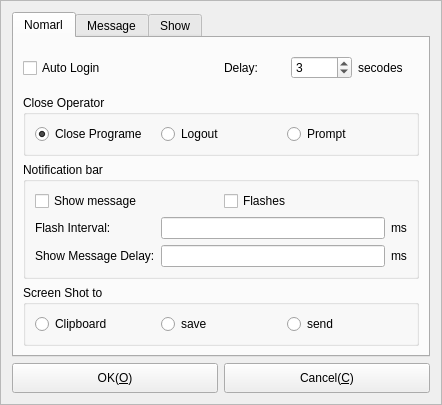
This is Widgets/FrmOptions/FrmOptions.ui in KangLin/RabbitIm as Qt 5 draws it before an edit. The edited form follows.
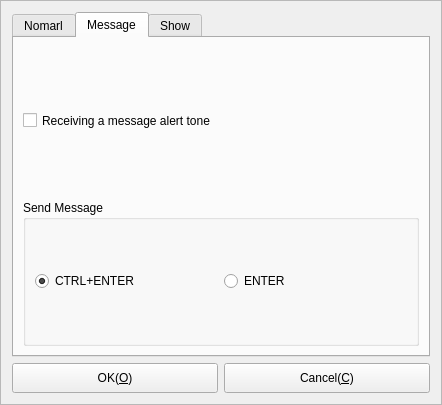
This is the edited form. Icons and pictures are not drawn.

Commit message: 增加消息对话框管理对象

Patch:
```diff
--- a/Widgets/FrmOptions/FrmOptions.ui
+++ b/Widgets/FrmOptions/FrmOptions.ui
@@ -21,7 +21,7 @@
   </property>
   <layout class="QVBoxLayout" name="verticalLayout">
    <item>
-    <widget class="QTabWidget" name="Message">
+    <widget class="QTabWidget" name="tabWidget">
      <property name="currentIndex">
       <number>0</number>
      </property>
```
Left out of the diff: 4 changed lines with no effect on the pictures. The commit also changes 4 other files.
